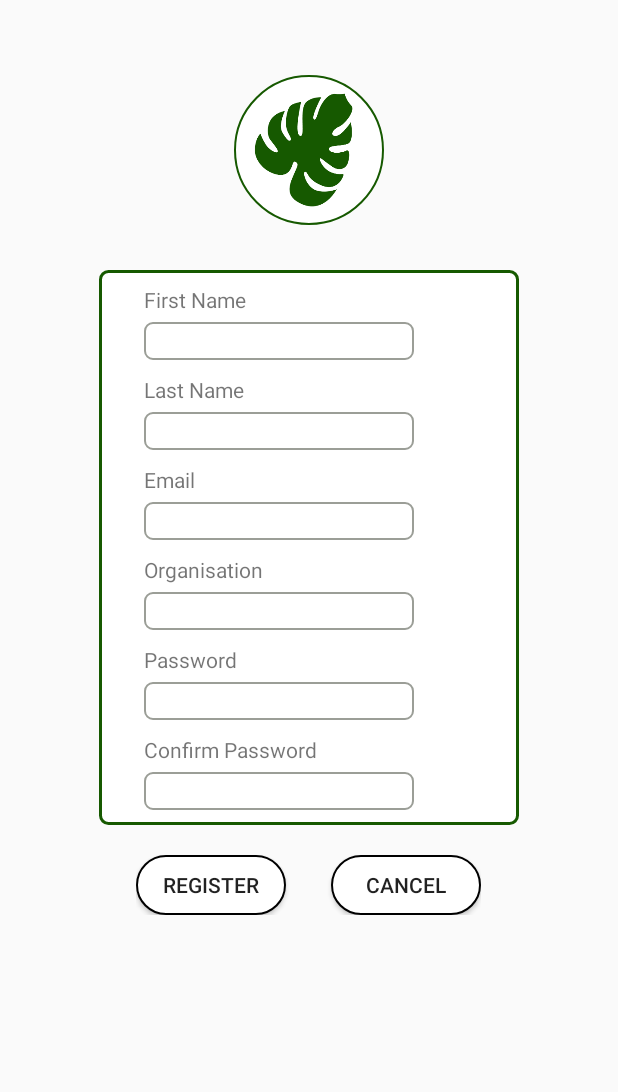
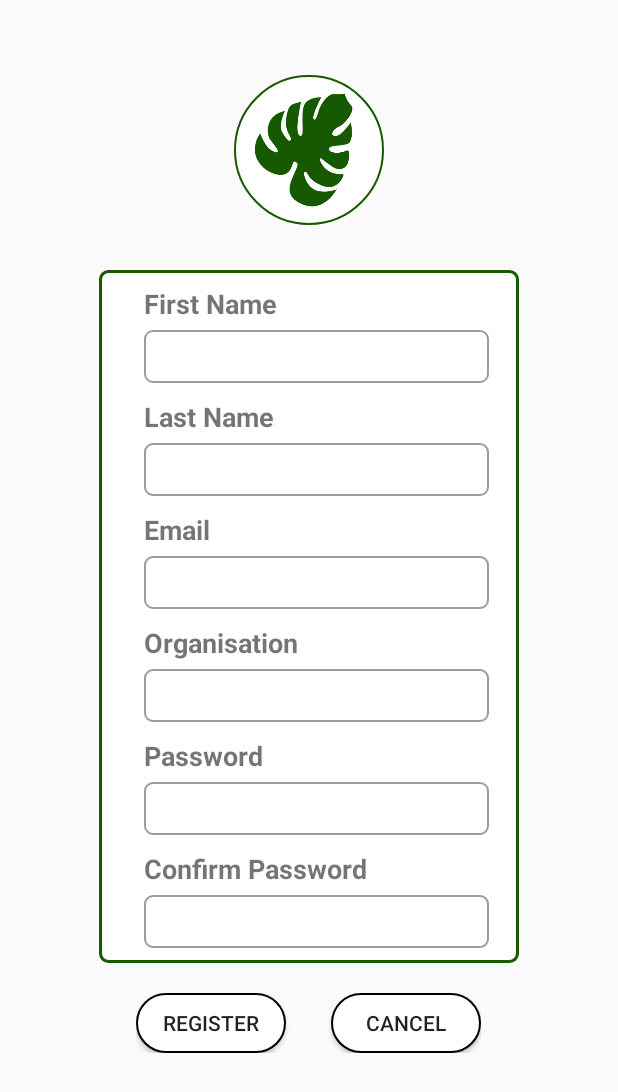
Before and after one commit to andy-cameron/Green_Leaf, an Android app: the RegisterScreenActivity screen opened directly, with no data from a screen before it, on a phone screen of 412 x 824 dp. Shown: the top 1092 px of the screen. Run offline under Robolectric (Android 15) with nearby library versions, the phone set to English and light mode, and no system bars; our stand-ins replace Firebase (no records; nobody signed in at launch, a user with empty details on screens opened directly).

Commit message:
icon set, app name set, and text inputs formatted

```diff
--- a/app/src/main/AndroidManifest.xml
+++ b/app/src/main/AndroidManifest.xml
@@ -6,12 +6,12 @@
         android:allowBackup="true"
         android:icon="@mipmap/ic_launcher"
         android:label="@string/app_name"
-        android:roundIcon="@mipmap/ic_launcher_round"
+        android:roundIcon="@mipmap/green_leaf"
         android:supportsRtl="true"
         android:theme="@style/AppTheme">
         <activity
             android:name=".SplashScreenActivity"
-            android:label="@string/title_activity_splash_screen"
+            android:label="Green Leaf"
             android:theme="@style/AppTheme.NoActionBar">
             <intent-filter>
                 <action android:name="android.intent.action.MAIN" />
--- a/app/src/main/res/drawable/text_box.xml
+++ b/app/src/main/res/drawable/text_box.xml
@@ -3,8 +3,8 @@
     android:shape="rectangle">
     <solid android:color="@color/white"/>
     <size
-        android:width="100dp"
-        android:height="25dp"/>
+        android:width="300dp"
+        android:height="35dp"/>
     <corners
         android:radius="5dp"/>
     <stroke
--- a/app/src/main/res/layout/activity_login_screen.xml
+++ b/app/src/main/res/layout/activity_login_screen.xml
@@ -42,24 +42,32 @@
                     android:layout_width="wrap_content"
                     android:layout_height="wrap_content"
                     android:text="@string/email"
+                    android:textStyle="bold"
+                    android:textSize="18dp"
                     android:layout_marginBottom="5dp"/>
                 <EditText
                     android:id="@+id/login_email_input"
-                    android:layout_width="180dp"
+                    android:inputType="textEmailAddress"
+                    android:layout_width="230dp"
                     android:layout_height="wrap_content"
                     android:background="@drawable/text_box"
-                    android:layout_marginBottom="30dp"/>
+                    android:layout_marginBottom="30dp"
+                    android:paddingLeft="10dp"/>
                 <TextView
                     android:layout_width="wrap_content"
                     android:layout_height="wrap_content"
                     android:text="@string/password"
+                    android:textStyle="bold"
+                    android:textSize="18dp"
                     android:layout_marginBottom="5dp"/>
                 <EditText
                     android:id="@+id/login_password_input"
-                    android:layout_width="180dp"
+                    android:inputType="textPassword"
+                    android:layout_width="230dp"
                     android:layout_height="wrap_content"
                     android:background="@drawable/text_box"
-                    android:layout_marginBottom="30dp"/>
+                    android:layout_marginBottom="30dp"
+                    android:paddingLeft="10dp"/>
             </LinearLayout>
         </LinearLayout>
         <LinearLayout
--- a/app/src/main/res/layout/activity_register_screen.xml
+++ b/app/src/main/res/layout/activity_register_screen.xml
@@ -47,86 +47,108 @@
                     android:layout_width="wrap_content"
                     android:layout_height="wrap_content"
                     android:layout_marginBottom="5dp"
-                    android:text="@string/first_name" />
+                    android:text="@string/first_name"
+                    android:textStyle="bold"
+                    android:textSize="18dp"/>
 
                 <EditText
                     android:id="@+id/first_name_input"
-                    android:layout_width="180dp"
+                    android:inputType="textPersonName"
+                    android:layout_width="230dp"
                     android:layout_height="wrap_content"
                     android:layout_marginBottom="10dp"
                     android:background="@drawable/text_box"
-                    android:imeOptions="actionNext"/>
+                    android:imeOptions="actionNext"
+                    android:paddingLeft="10dp"/>
 
                 <TextView
                     android:layout_width="wrap_content"
                     android:layout_height="wrap_content"
                     android:layout_marginBottom="5dp"
-                    android:text="@string/last_name" />
+                    android:text="@string/last_name"
+                    android:textStyle="bold"
+                    android:textSize="18dp"/>
 
                 <EditText
                     android:id="@+id/last_name_input"
-                    android:layout_width="180dp"
+                    android:inputType="textPersonName"
+                    android:layout_width="230dp"
                     android:layout_height="wrap_content"
                     android:layout_marginBottom="10dp"
                     android:background="@drawable/text_box"
-                    android:imeOptions="actionNext"/>
+                    android:imeOptions="actionNext"
+                    android:paddingLeft="10dp"/>
 
                 <TextView
                     android:layout_width="wrap_content"
                     android:layout_height="wrap_content"
                     android:layout_marginBottom="5dp"
-                    android:text="@string/email" />
+                    android:text="@string/email"
+                    android:textStyle="bold"
+                    android:textSize="18dp"/>
 
                 <EditText
                     android:id="@+id/email_input"
-                    android:layout_width="180dp"
+                    android:inputType="textEmailAddress"
+                    android:layout_width="230dp"
                     android:layout_height="wrap_content"
                     android:layout_marginBottom="10dp"
                     android:background="@drawable/text_box"
-                    android:imeOptions="actionNext"/>
+                    android:imeOptions="actionNext"
+                    android:paddingLeft="10dp"/>
 
                 <TextView
                     android:layout_width="wrap_content"
                     android:layout_height="wrap_content"
                     android:layout_marginBottom="5dp"
-                    android:text="@string/Organisation" />
+                    android:text="@string/Organisation"
+                    android:textStyle="bold"
+                    android:textSize="18dp"/>
 
                 <EditText
                     android:id="@+id/organisation_input"
-                    android:layout_width="180dp"
+                    android:inputType="textPersonName"
+                    android:layout_width="230dp"
                     android:layout_height="wrap_content"
                     android:layout_marginBottom="10dp"
                     android:background="@drawable/text_box"
-                    android:imeOptions="actionNext"/>
+                    android:imeOptions="actionNext"
+                    android:paddingLeft="10dp"/>
 
                 <TextView
                     android:layout_width="wrap_content"
                     android:layout_height="wrap_content"
                     android:layout_marginBottom="5dp"
-                    android:text="@string/password" />
+                    android:text="@string/password"
+                    android:textStyle="bold"
+                    android:textSize="18dp"/>
 
                 <EditText
                     android:id="@+id/password_input"
-                    android:layout_width="180dp"
+                    android:layout_width="230dp"
                     android:layout_height="wrap_content"
                     android:layout_marginBottom="10dp"
                     android:background="@drawable/text_box"
                     android:inputType="textPassword"
-                    android:imeOptions="actionNext"/>
+                    android:imeOptions="actionNext"
+                    android:paddingLeft="10dp"/>
 
                 <TextView
                     android:layout_width="wrap_content"
                     android:layout_height="wrap_content"
                     android:layout_marginBottom="5dp"
-                    android:text="@string/confirm_password" />
+                    android:text="@string/confirm_password"
+                    android:textStyle="bold"
+                    android:textSize="18dp"/>
 
                 <EditText
-                    android:layout_width="180dp"
+                    android:layout_width="230dp"
                     android:layout_height="wrap_content"
                     android:layout_marginBottom="10dp"
                     android:background="@drawable/text_box"
                     android:inputType="textPassword"
-                    android:imeOptions="actionDone"/>
+                    android:imeOptions="actionDone"
+                    android:paddingLeft="10dp"/>
             </LinearLayout>
         </LinearLayout>
 
```
